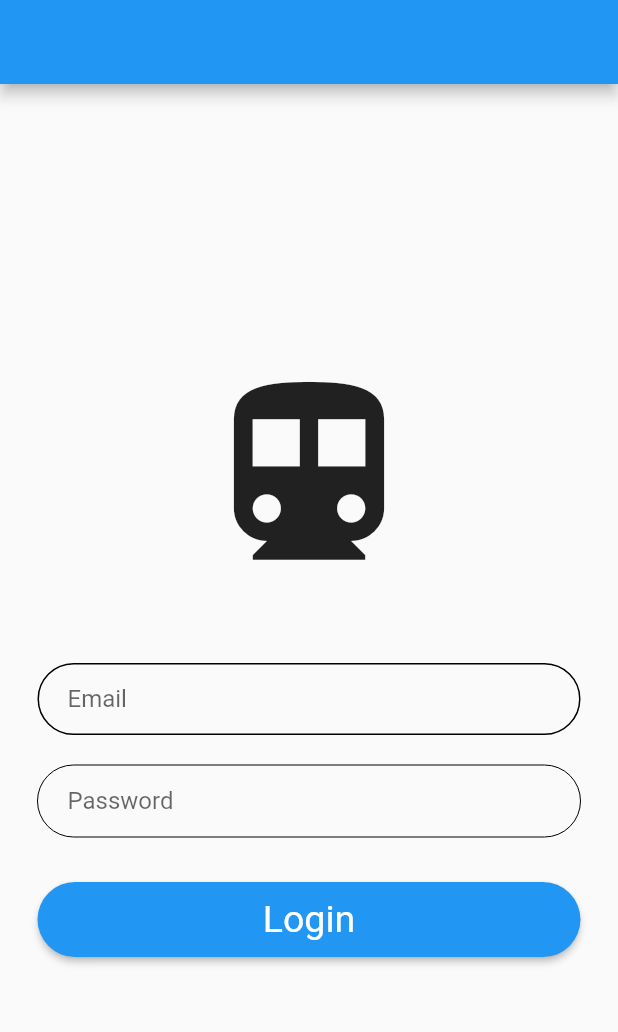
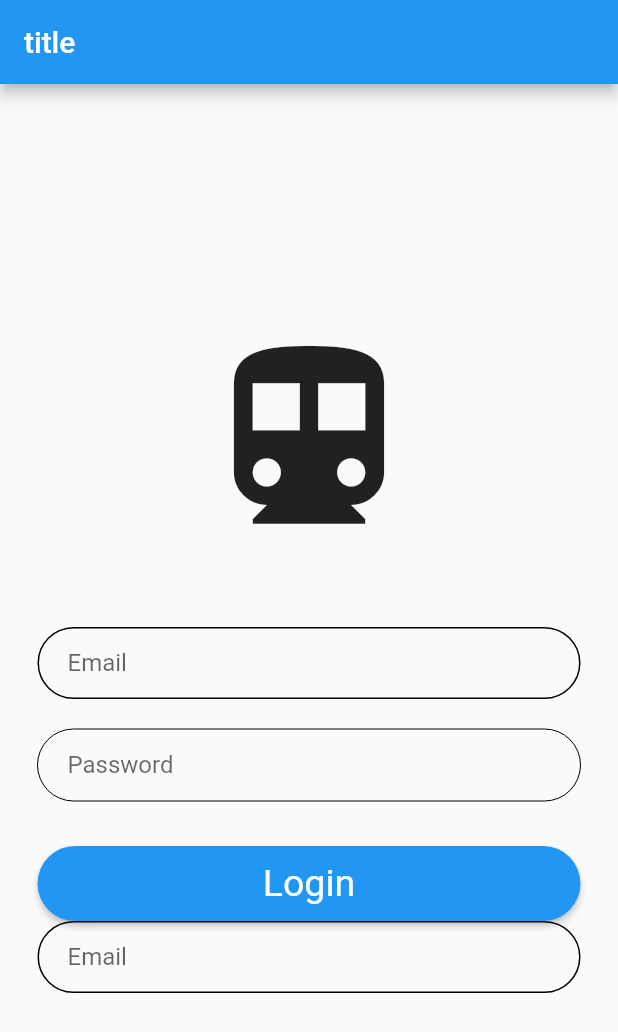
Before and after one commit to danielbraggg/daniel, a Flutter app: the screen it shows after launch, on a phone screen of 412 x 824 dp. Shown: the top 1032 px of the screen. Run offline on Flutter 3.47's test engine with Material 2 defaults, Android fonts, the phone set to English and light mode, and no system bars; our stand-ins replace equatable, flutter_bloc.

Commit message:
naa add na

```diff
--- a/lib/login_screen.dart
+++ b/lib/login_screen.dart
@@ -61,7 +61,9 @@ class _MyHomePageState extends State<MyHomePage> {
         },
         child: Scaffold(
           key: _scaffoldKey,
-          appBar: AppBar(),
+          appBar: AppBar(
+            title: Text('title'),
+          ),
           body: Center(
             child: Padding(
               padding: const EdgeInsets.symmetric(horizontal: 25),
@@ -128,7 +130,21 @@ class _MyHomePageState extends State<MyHomePage> {
                             password: passwordController.text));
                       },
                     ),
-                  )
+                  ),
+                  TextField(
+                    controller: emailController,
+                    decoration: InputDecoration(
+                      contentPadding: EdgeInsets.only(left: 20),
+                      focusedBorder: OutlineInputBorder(
+                        borderSide: BorderSide(color: Colors.blue, width: 1.0),
+                      ),
+                      enabledBorder: OutlineInputBorder(
+                        borderRadius: BorderRadius.all(Radius.circular(100.0)),
+                        borderSide: BorderSide(color: Colors.black, width: 1.0),
+                      ),
+                      labelText: 'Email',
+                    ),
+                  ),
                 ],
               ),
             ),
```
Also changed, not shown: pubspec.lock, 2 other files.
